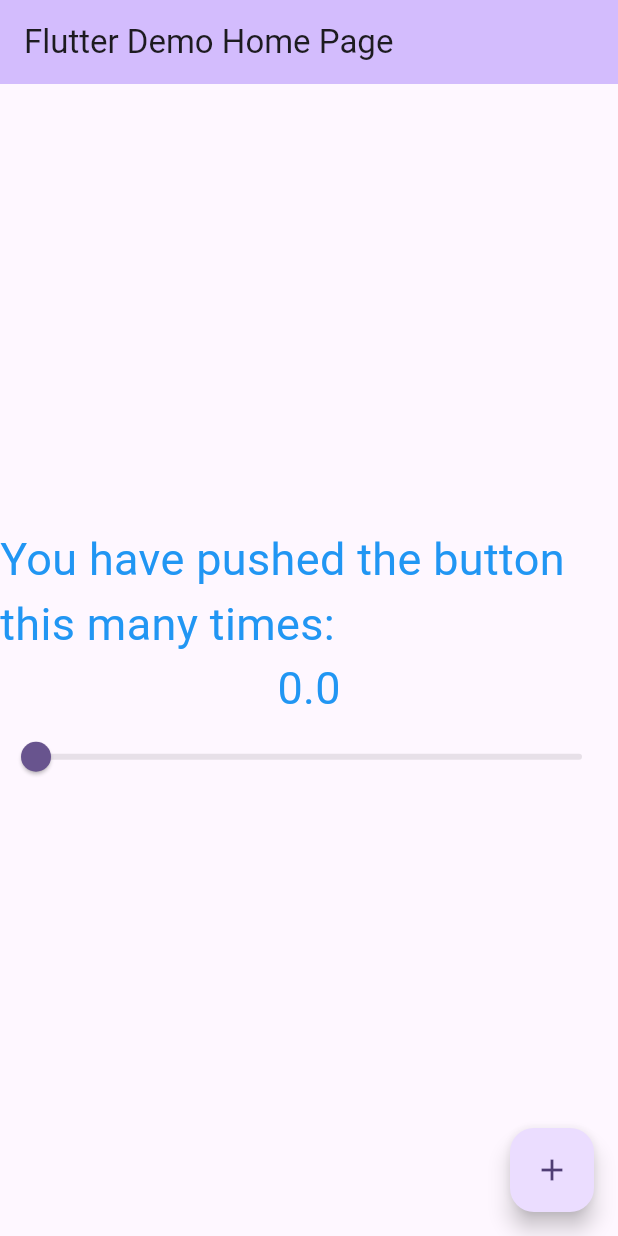
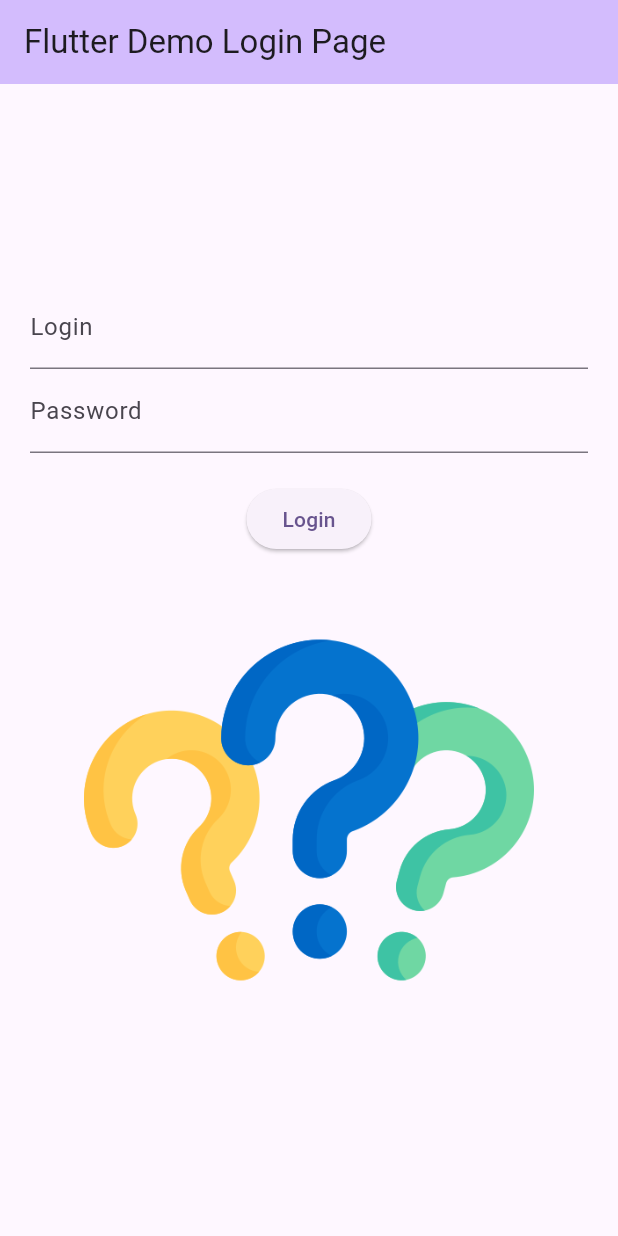
Before and after one commit to haileylian/mobile-development, a Flutter app: the screen it shows after launch, on a phone screen of 412 x 824 dp. Run offline on Flutter 3.47's test engine with Material 3 defaults, Android fonts, the phone set to English and light mode, and no system bars.

Commit message:
Completed lab2

```diff
--- a/lib/main.dart
+++ b/lib/main.dart
@@ -1,147 +1,86 @@
 import 'package:flutter/material.dart';
 
 void main() {
-  runApp(const MyApp());
+  runApp(MyApp());
 }
 
 class MyApp extends StatelessWidget {
-  const MyApp({super.key});
-
-  // This widget is the root of your application.
   @override
   Widget build(BuildContext context) {
     return MaterialApp(
       title: 'Flutter Demo',
       theme: ThemeData(
-        // This is the theme of your application.
-        //
-        // TRY THIS: Try running your application with "flutter run". You'll see
-        // the application has a purple toolbar. Then, without quitting the app,
-        // try changing the seedColor in the colorScheme below to Colors.green
-        // and then invoke "hot reload" (save your changes or press the "hot
-        // reload" button in a Flutter-supported IDE, or press "r" if you used
-        // the command line to start the app).
-        //
-        // Notice that the counter didn't reset back to zero; the application
-        // state is not lost during the reload. To reset the state, use hot
-        // restart instead.
-        //
-        // This works for code too, not just values: Most code changes can be
-        // tested with just a hot reload.
         colorScheme: ColorScheme.fromSeed(seedColor: Colors.deepPurple),
         useMaterial3: true,
       ),
-      home: const MyHomePage(title: 'Flutter Demo Home Page'),
+      home: const LoginPage(title: 'Flutter Demo Login Page'),
     );
   }
 }
 
-class MyHomePage extends StatefulWidget {
-  const MyHomePage({super.key, required this.title});
-
-  // This widget is the home page of your application. It is stateful, meaning
-  // that it has a State object (defined below) that contains fields that affect
-  // how it looks.
-
-  // This class is the configuration for the state. It holds the values (in this
-  // case the title) provided by the parent (in this case the App widget) and
-  // used by the build method of the State. Fields in a Widget subclass are
-  // always marked "final".
+class LoginPage extends StatefulWidget {
+  const LoginPage({super.key, required this.title});
 
   final String title;
 
+
   @override
-  State<MyHomePage> createState() => _MyHomePageState();
+  State<LoginPage> createState() => _LoginPageState();
 }
 
-class _MyHomePageState extends State<MyHomePage> {
-  var _counter = 0.0;
-  var myFontSize = 30.0; // Declare and initialize the myFontSize variable
-
-  void setNewValue(double value)
-  {
-    setState(() {
-      _counter = value;
-      myFontSize = value;
-    });
-  }
-
-  void _incrementCounter() {
-    setState(() {
-      // This call to setState tells the Flutter framework that something has
-      // changed in this State, which causes it to rerun the build method below
-      // so that the display can reflect the updated values. If we changed
-      // _counter without calling setState(), then the build method would not be
-      // called again, and so nothing would appear to happen.
-      if (_counter < 99.0)
-      _counter++;
-      // myFontSize = _counter;
-    });
-  }
+class _LoginPageState extends State<LoginPage> {
+  final TextEditingController _loginController = TextEditingController();
+  final TextEditingController _passwordController = TextEditingController();
+  String imageSource = 'images/question-mark.png'; // Placeholder image link
 
   @override
   Widget build(BuildContext context) {
-    // This method is rerun every time setState is called, for instance as done
-    // by the _incrementCounter method above.
-    //
-    // The Flutter framework has been optimized to make rerunning build methods
-    // fast, so that you can just rebuild anything that needs updating rather
-    // than having to individually change instances of widgets.
     return Scaffold(
       appBar: AppBar(
-        // TRY THIS: Try changing the color here to a specific color (to
-        // Colors.amber, perhaps?) and trigger a hot reload to see the AppBar
-        // change color while the other colors stay the same.
         backgroundColor: Theme.of(context).colorScheme.inversePrimary,
-        // Here we take the value from the MyHomePage object that was created by
-        // the App.build method, and use it to set our appbar title.
         title: Text(widget.title),
       ),
-      body: Center(
-        // Center is a layout widget. It takes a single child and positions it
-        // in the middle of the parent.
+      body: Padding(
+        padding: const EdgeInsets.all(20.0),
         child: Column(
-          // Column is also a layout widget. It takes a list of children and
-          // arranges them vertically. By default, it sizes itself to fit its
-          // children horizontally, and tries to be as tall as its parent.
-          //
-          // Column has various properties to control how it sizes itself and
-          // how it positions its children. Here we use mainAxisAlignment to
-          // center the children vertically; the main axis here is the vertical
-          // axis because Columns are vertical (the cross axis would be
-          // horizontal).
-          //
-          // TRY THIS: Invoke "debug painting" (choose the "Toggle Debug Paint"
-          // action in the IDE, or press "p" in the console), to see the
-          // wireframe for each widget.
           mainAxisAlignment: MainAxisAlignment.center,
           children: <Widget>[
-
-      Text(
-        'You have pushed the button this many times:',
-        style: TextStyle(fontSize: myFontSize, color:Colors.blue), // Use myFontSize
-      ),
-      Text(
-        '$_counter',
-        style: TextStyle(fontSize: myFontSize, color:Colors.blue), // Use myFontSize
-      ),
-      Slider(
-        value: _counter,
-        min: 0.0,
-        max: 100.0,
-        onChanged: (setNewValue),
-      ),
+            TextField(
+              controller: _loginController,
+              decoration: InputDecoration(
+                labelText: 'Login',
+              ),
+            ),
+            TextField(
+              controller: _passwordController,
+              decoration: InputDecoration(
+                labelText: 'Password',
+              ),
+              obscureText: true,
+            ),
+            SizedBox(height: 20),
+            ElevatedButton(
+              onPressed: () {
+                String enteredPassword = _passwordController.text;
+                setState(() {
+                  if (enteredPassword == 'QWERTY123') {
+                    imageSource = 'images/idea.png'; // Image for correct password
+                  } else {
+                    imageSource = 'images/stop.png'; // Image for incorrect password
+                  }
+                });
+              },
+              child: Text('Login'),
+            ),
+            SizedBox(height: 20),
+            Image.asset(
+              imageSource,
+              width: 300,
+              height: 300,
+            ),
           ],
         ),
       ),
-
-
-
-      floatingActionButton: FloatingActionButton(
-        onPressed: _incrementCounter,
-        tooltip: 'Increment',
-        child: const Icon(Icons.add),
-    ),
     );
   }
 }
```
Also changed, not shown: pubspec.yaml (+4 -3 lines), images/idea.png (added), images/question-mark.png (added), images/stop.png (added).
